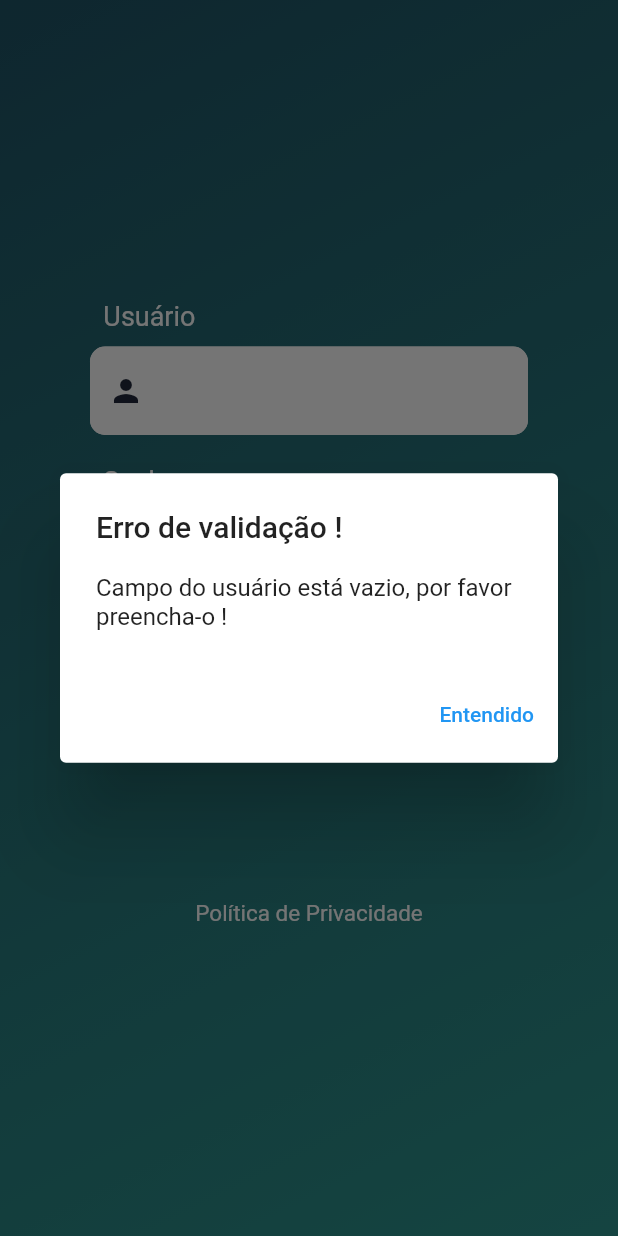
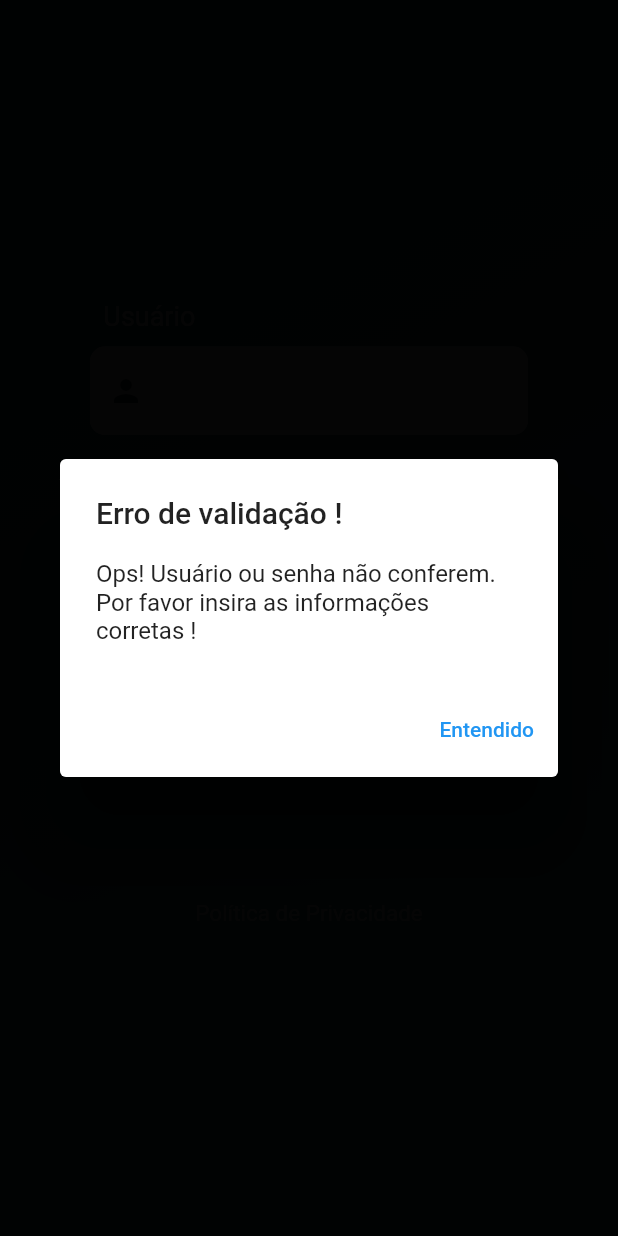
Before and after one commit to Alxelio/Target_Sistemas_Prova_Flutter, a Flutter app: the screen it shows after launch, after a tap on "Entrar", on a phone screen of 412 x 824 dp. Run offline on Flutter 3.47's test engine with Material 2 defaults, Android fonts, the phone set to English and light mode, and no system bars.

```diff
--- a/Target_Sistemas_Prova_Flutter/lib/presentation/widgets/message_dialog.dart
+++ b/Target_Sistemas_Prova_Flutter/lib/presentation/widgets/message_dialog.dart
@@ -1,19 +1,24 @@
 /* Presentation - Widgets - Message */
 import 'package:flutter/material.dart';
 
-void displayMessage(BuildContext context, message){
+
+class MessageDialog {
+
+  void displayMessage(BuildContext context, String message){
     showDialog(context: context, builder: (content) => AlertDialog(
-      title: Text("Erro de validação !"),
+      title: const Text("Erro de validação !"),
       content: Text(message),
       actions: [
         TextButton(
           onPressed: (){
             Navigator.pop(context);
           },
-          child: Text("Entendido"),
+          child: const Text("Entendido"),
         ),
       ],
     ),
     );
     return;
   } /* Presentation - Widgets - Message */
+
+}
--- a/Target_Sistemas_Prova_Flutter/lib/services/navigation_services.dart
+++ b/Target_Sistemas_Prova_Flutter/lib/services/navigation_services.dart
@@ -21,9 +21,6 @@ class _NextScreenState extends State<NextScreen> {
 
 } /* Services - Navigation Services */
 
-
-
-
 /* Services - Navigation Services */
 Future<void> urlLink(String url) async {
   await canLaunchUrlString(url) ? await launchUrlString(url) :  throw "It is now allowed to open $url";
--- a/Target_Sistemas_Prova_Flutter/lib/services/validation_services.dart
+++ b/Target_Sistemas_Prova_Flutter/lib/services/validation_services.dart
@@ -4,49 +4,93 @@ import 'package:projeto_flutter_target_sistemas/presentation/widgets/message_dia
 import 'package:projeto_flutter_target_sistemas/services/authentication_services.dart';
 import 'package:projeto_flutter_target_sistemas/services/navigation_services.dart';
 
-void loginPressed(BuildContext context, TextEditingController usuarioController, TextEditingController senhaController, String message) async {
+void userFieldEndsEmpty(BuildContext context, TextEditingController usuarioController, TextEditingController senhaController, String message){
+  MessageDialog messageDialog = MessageDialog();
   if( usuarioController.text.endsWith(" ") ){
-      displayMessage(context, "O campo usuário não pode terminar com espaços vazios ! Retire por favor o espaço vazio do final.");
+    messageDialog.displayMessage(context, "O campo usuário não pode terminar com espaços vazios ! Retire por favor o espaço vazio do final.");
     return;
   }
+}
 
+void passwordFieldEndsEmpty(BuildContext context, TextEditingController usuarioController, TextEditingController senhaController, String message){
+  MessageDialog messageDialog = MessageDialog();
   if( senhaController.text.endsWith(" ") ){
-      displayMessage(context, "O campo senha não pode terminar com espaços vazios ! Retire por favor o espaço vazio do final.");
+    messageDialog.displayMessage(context, "O campo senha não pode terminar com espaços vazios ! Retire por favor o espaço vazio do final.");
     return;
   }
+}
 
+void userFieldIsEmpty(BuildContext context, TextEditingController usuarioController, TextEditingController senhaController, String message){
+  MessageDialog messageDialog = MessageDialog();
   if( usuarioController.text.isEmpty ){
-      displayMessage(context, "Campo do usuário está vazio, por favor preencha-o !");
+    messageDialog.displayMessage(context, "Campo do usuário está vazio, por favor preencha-o !");
     return;
   }
+}
 
+void passwordFieldIsEmpty(BuildContext context, TextEditingController usuarioController, TextEditingController senhaController, String message){
+  MessageDialog messageDialog = MessageDialog();
   if( senhaController.text.isEmpty ){
-      displayMessage(context, "Campo da senha está vazio, por favor preencha-o !");
+    messageDialog.displayMessage(context, "Campo da senha está vazio, por favor preencha-o !");
     return;
   }
+}
 
+void passwordNumberCharacteres(BuildContext context, TextEditingController usuarioController, TextEditingController senhaController, String message){
+  MessageDialog messageDialog = MessageDialog();
   if( senhaController.text.length < 2 || senhaController.text.length > 20){
-      displayMessage(context, "O número de caracteres no campo senha deve ser maior ou igual a 2 e menor ou igual a 20 !");
+    messageDialog.displayMessage(context, "O número de caracteres no campo senha deve ser maior ou igual a 2 e menor ou igual a 20 !");
     return;
   }
+}
 
+void userNumberCharacteres(BuildContext context, TextEditingController usuarioController, TextEditingController senhaController, String message){
+  MessageDialog messageDialog = MessageDialog();
   if( usuarioController.text.length > 20){
-      displayMessage(context, "O número de caracteres no campo usuário deve ser menor ou igual a 20 !");
+    messageDialog.displayMessage(context, "O número de caracteres no campo usuário deve ser menor ou igual a 20 !");
     return;
   }
+}
 
+void passwordSpecialCharacteres(BuildContext context, TextEditingController usuarioController, TextEditingController senhaController, String message){
+  MessageDialog messageDialog = MessageDialog();
   if( !RegExp(r'^[a-zA-Z0-9]+$').hasMatch(senhaController.text ) ){
-      displayMessage(context, "Caracteres especiais não são aceitos na senha !");
+    messageDialog.displayMessage(context, "Caracteres especiais não são aceitos na senha !");
     return;
   }
+}
 
+
+void MockAPIFake(BuildContext context, TextEditingController usuarioController, TextEditingController senhaController, String message) async {
+  MessageDialog messageDialog = MessageDialog();
   bool return200 = await MockAPI.validate_Credentials(usuarioController.text, senhaController.text);
 
   if( return200 == true ){
     Navigator.push(context, MaterialPageRoute(builder: (context) => NextScreen(),),);
   } else {
-      displayMessage(context, "Ops! Usuário ou senha não conferem. Por favor insira as informações corretas !");
+    messageDialog.displayMessage(context, "Ops! Usuário ou senha não conferem. Por favor insira as informações corretas !");
     return;
   } /* Services - Validation Services */
 
 }
+
+
+void loginPressed(BuildContext context, TextEditingController usuarioController, TextEditingController senhaController, String message) {
+
+  userFieldEndsEmpty(context, usuarioController, senhaController, message);
+
+  passwordFieldEndsEmpty(context, usuarioController, senhaController, message);
+
+  userFieldIsEmpty(context, usuarioController, senhaController, message);
+
+  passwordFieldIsEmpty(context, usuarioController, senhaController, message);
+
+  passwordNumberCharacteres(context, usuarioController, senhaController, message);
+
+  userNumberCharacteres(context, usuarioController, senhaController, message);
+
+  passwordSpecialCharacteres(context, usuarioController, senhaController, message);
+
+  MockAPIFake(context, usuarioController, senhaController, message);
+
+}
```
Also changed, not shown: Target_Sistemas_Prova_Flutter/lib/main.dart (line endings or trailing spaces), Target_Sistemas_Prova_Flutter/lib/presentation/pages/login_page.dart (line endings or trailing spaces), Target_Sistemas_Prova_Flutter/lib/services/authentication_services.dart (line endings or trailing spaces), 3 other files. Lines whose indentation alone changed are shown as unchanged.
